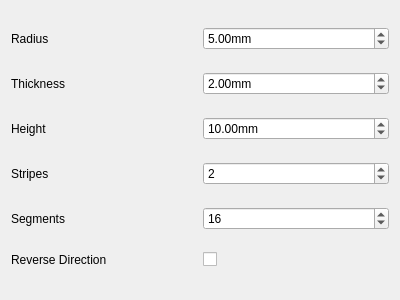
mmaschenk/myfreecadmodule, file DecoratedCylinder.ui: the form before one commit.
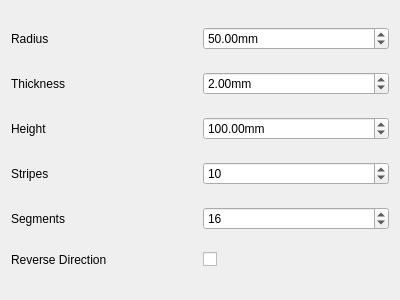
The form after the commit.

Commit message: Removed unnecessary print statements

The edit to the form file:
```diff
--- a/DecoratedCylinder.ui
+++ b/DecoratedCylinder.ui
@@ -50,7 +50,7 @@
       <double>9999999</double>
      </property>
      <property name="value">
-      <double>10.000000000000000</double>
+      <double>100.000000000000000</double>
      </property>
     </widget>
    </item>
@@ -81,7 +81,7 @@
       <string>mm</string>
      </property>
      <property name="value">
-      <double>5.000000000000000</double>
+      <double>50.000000000000000</double>
      </property>
     </widget>
    </item>
@@ -102,7 +102,7 @@
    <item row="3" column="1">
     <widget class="QSpinBox" name="stripes">
      <property name="value">
-      <number>2</number>
+      <number>10</number>
      </property>
     </widget>
    </item>
```
The commit also changes 1 other file.
